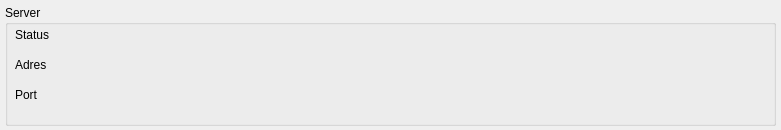
Above: Clinic_Serwer/w_serverinformationswidget.ui from jszmigiel2304/Clinic before the change. Below: the same form after it.
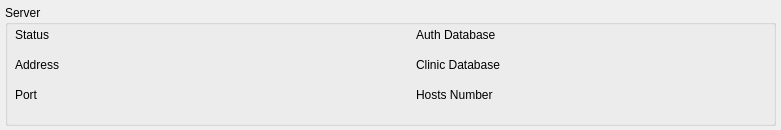
That is the form after the change.

```diff
--- a/Clinic_Serwer/w_serverinformationswidget.ui
+++ b/Clinic_Serwer/w_serverinformationswidget.ui
@@ -48,7 +48,7 @@
      </rect>
     </property>
     <property name="text">
-     <string>Adres</string>
+     <string>Address</string>
     </property>
    </widget>
    <widget class="QLabel" name="l_port">
@@ -69,7 +69,7 @@
      <rect>
       <x>90</x>
       <y>15</y>
-      <width>400</width>
+      <width>300</width>
       <height>30</height>
      </rect>
     </property>
@@ -82,7 +82,7 @@
      <rect>
       <x>90</x>
       <y>45</y>
-      <width>400</width>
+      <width>300</width>
       <height>30</height>
      </rect>
     </property>
@@ -95,7 +95,85 @@
      <rect>
       <x>90</x>
       <y>75</y>
-      <width>400</width>
+      <width>300</width>
+      <height>30</height>
+     </rect>
+    </property>
+    <property name="text">
+     <string/>
+    </property>
+   </widget>
+   <widget class="QLabel" name="l_AuthDbStatus">
+    <property name="geometry">
+     <rect>
+      <x>411</x>
+      <y>15</y>
+      <width>100</width>
+      <height>30</height>
+     </rect>
+    </property>
+    <property name="text">
+     <string>Auth Database</string>
+    </property>
+   </widget>
+   <widget class="QLabel" name="l_ClinicDbStatus">
+    <property name="geometry">
+     <rect>
+      <x>411</x>
+      <y>45</y>
+      <width>100</width>
+      <height>30</height>
+     </rect>
+    </property>
+    <property name="text">
+     <string>Clinic Database</string>
+    </property>
+   </widget>
+   <widget class="QLabel" name="l_HostsConnectedNumber">
+    <property name="geometry">
+     <rect>
+      <x>411</x>
+      <y>75</y>
+      <width>100</width>
+      <height>30</height>
+     </rect>
+    </property>
+    <property name="text">
+     <string>Hosts Number</string>
+    </property>
+   </widget>
+   <widget class="QLabel" name="f_AuthDbStatus">
+    <property name="geometry">
+     <rect>
+      <x>511</x>
+      <y>15</y>
+      <width>250</width>
+      <height>30</height>
+     </rect>
+    </property>
+    <property name="text">
+     <string/>
+    </property>
+   </widget>
+   <widget class="QLabel" name="f_ClinicDbStatus">
+    <property name="geometry">
+     <rect>
+      <x>511</x>
+      <y>45</y>
+      <width>250</width>
+      <height>30</height>
+     </rect>
+    </property>
+    <property name="text">
+     <string/>
+    </property>
+   </widget>
+   <widget class="QLabel" name="f_HostsNumber">
+    <property name="geometry">
+     <rect>
+      <x>511</x>
+      <y>75</y>
+      <width>250</width>
       <height>30</height>
      </rect>
     </property>
```
Left out of the diff: 2 changed lines with no effect on the pictures.
